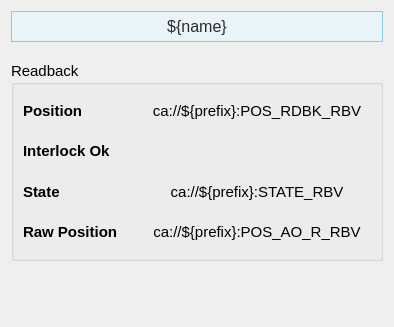
This is pcdswidgets/static_ui/vacuum/valves/VCN_detailed.ui in pcdshub/pcdswidgets as Qt 5 draws it before an edit. The edited form follows.
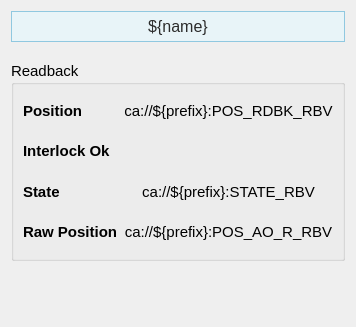
This is the edited form. Custom widgets are drawn as their Qt base class.

```diff
--- a/pcdswidgets/static_ui/vacuum/valves/VCN_detailed.ui
+++ b/pcdswidgets/static_ui/vacuum/valves/VCN_detailed.ui
@@ -6,7 +6,7 @@
    <rect>
     <x>0</x>
     <y>0</y>
-    <width>394</width>
+    <width>351</width>
     <height>327</height>
    </rect>
   </property>
```
